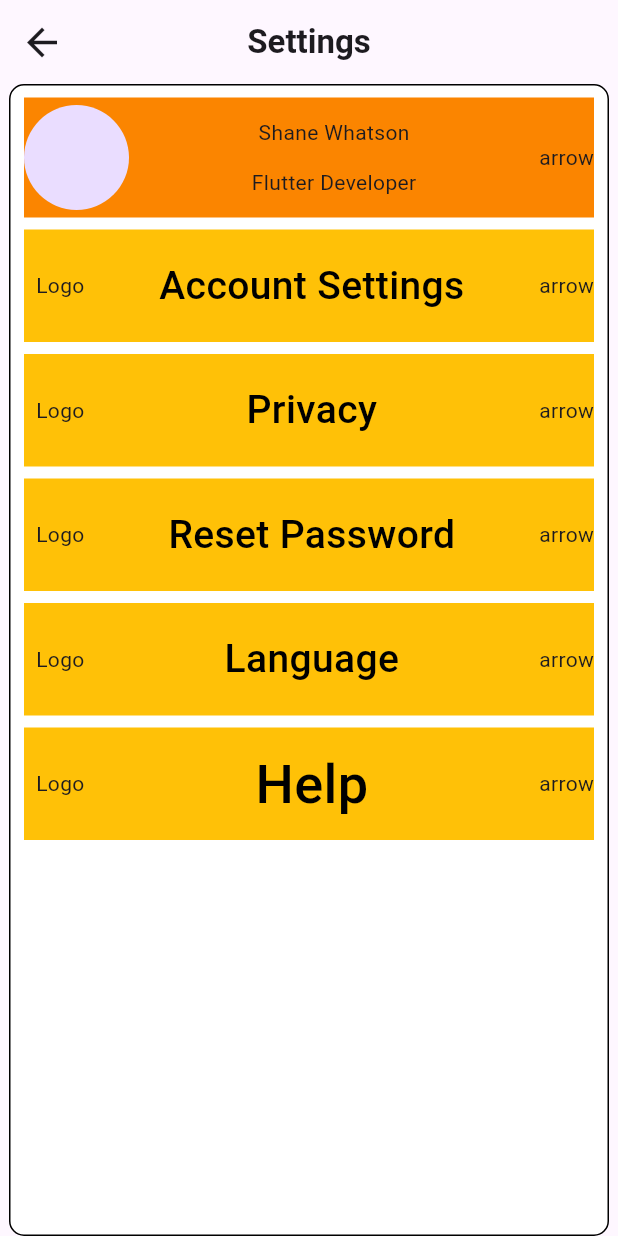
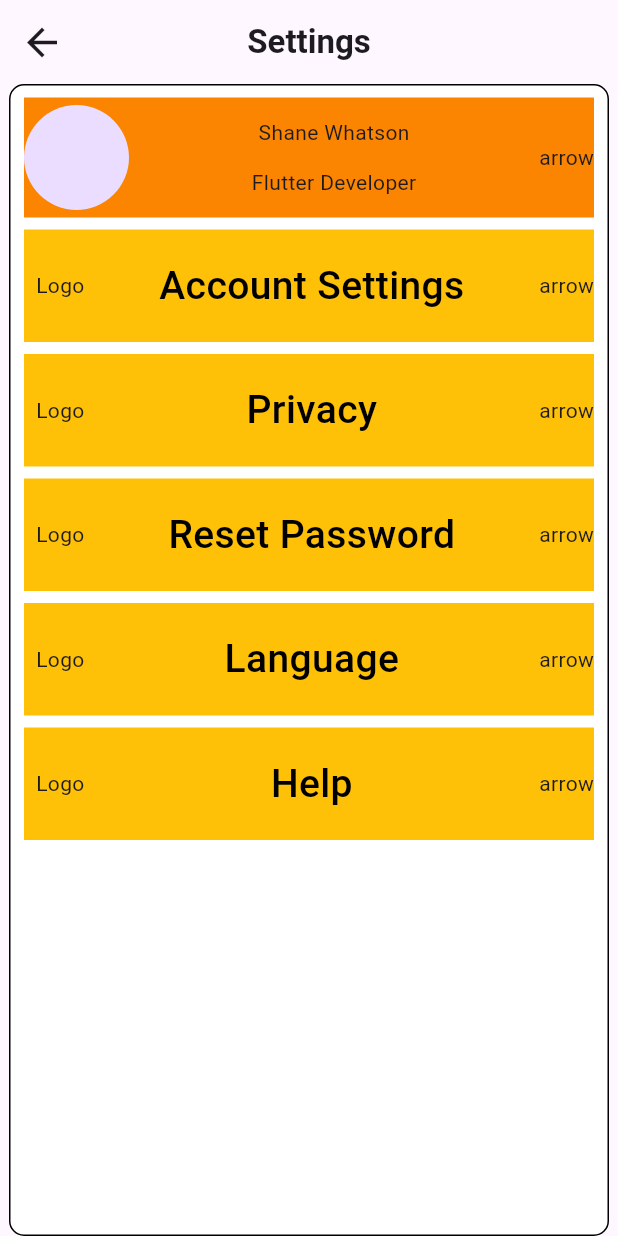
Before and after one commit to Nived-Manoj/Tasky-App, a Flutter app: the Settings screen opened directly, on a phone screen of 412 x 824 dp. Run offline on Flutter 3.47's test engine with Material 3 defaults, Android fonts, the phone set to English and light mode, and no system bars; our stand-ins replace lottie, percent_indicator.

Commit message:
initial committ

```diff
--- a/lib/view/settings.dart
+++ b/lib/view/settings.dart
@@ -160,7 +160,7 @@ class Settings extends StatelessWidget {
                           "Help",
                           style: TextStyle(
                               color: ColorConstant.Black,
-                              fontSize: 36,
+                              fontSize: 26,
                               fontWeight: FontWeight.w500),
                         ),
                         Text("arrow"),
```
